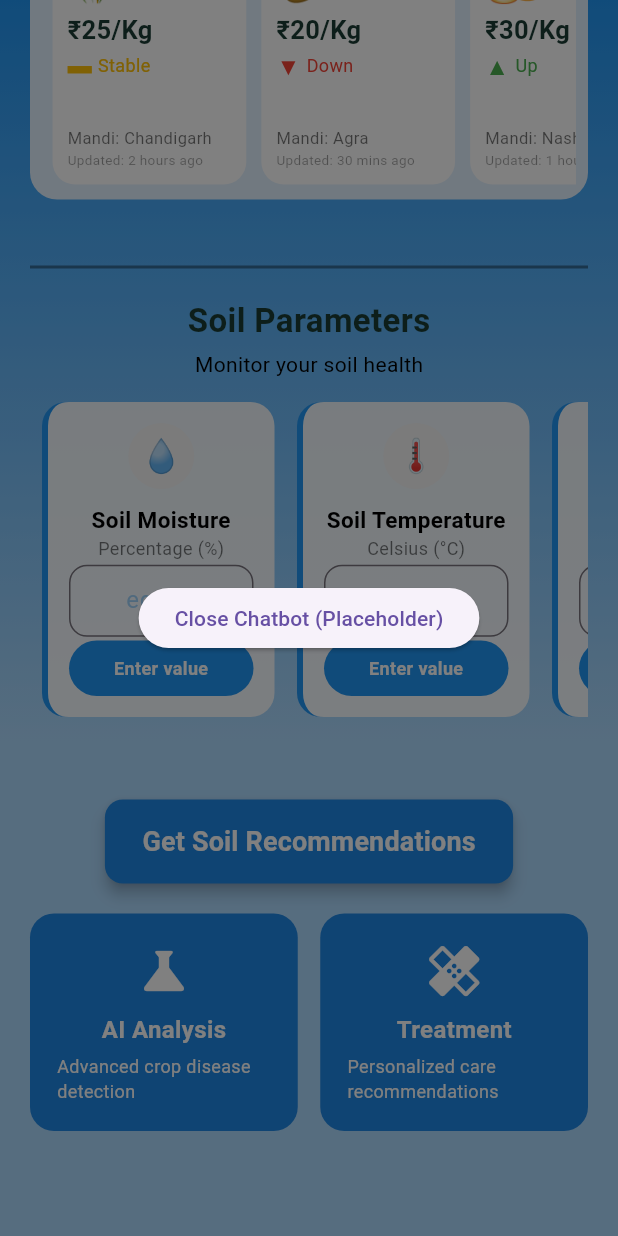
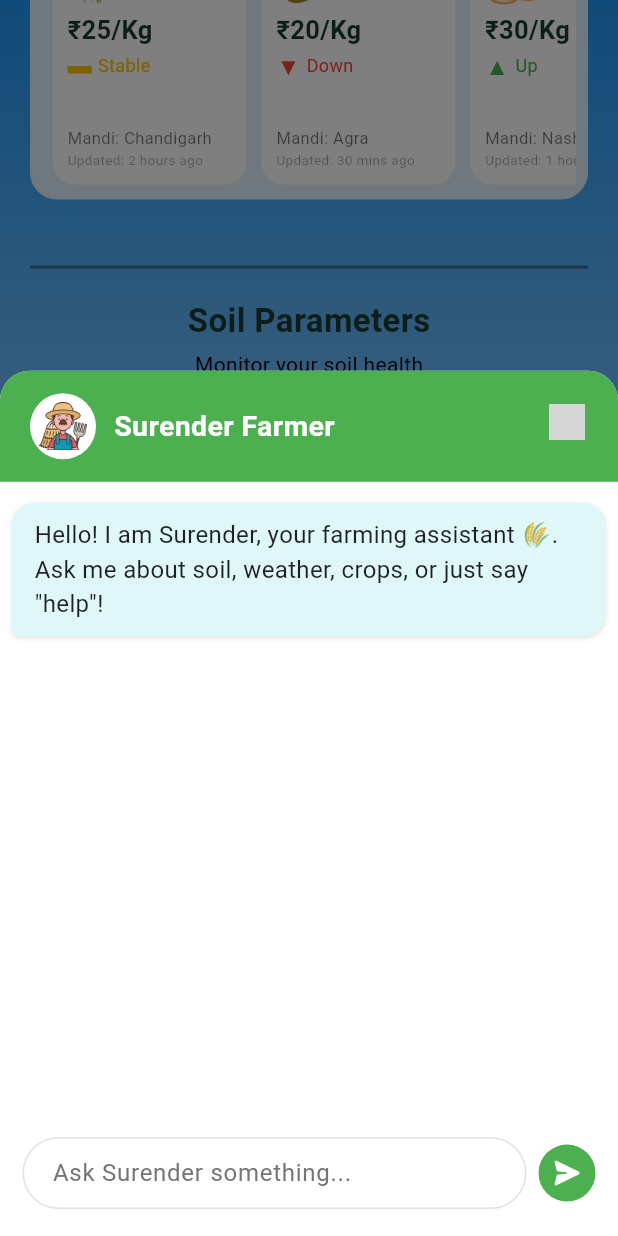
Before and after one commit to pranav14-1/HariVest, a Flutter app: the screen it shows once a user with an empty profile is signed in, scrolled down 223 dp, after a tap on the "chat" icon, on a phone screen of 412 x 824 dp. Run offline on Flutter 3.47's test engine with Material 3 defaults, Android fonts, the phone set to English and light mode, and no system bars; our stand-ins replace firebase_auth, firebase_core, google_generative_ai; accounts and stored records are empty; grey boxes are pictures that could not be loaded.

Commit message:
Add Gemini-powered chatbot to dashboard
Introduced a new ChatBot widget using the google_generative_ai package, providing users with a farming assistant named Surender. Updated dashboard to display the chatbot via a floating action button, replaced placeholder chat overlay, and updated image assets. Added google_generative_ai dependency in pubspec.yaml.

```diff
--- /dev/null
+++ b/lib/models/chat_bot.dart
@@ -0,0 +1,292 @@
+import 'package:flutter/material.dart';
+import 'package:google_generative_ai/google_generative_ai.dart';
+
+class ChatBot extends StatefulWidget {
+  final VoidCallback? onClose;
+  const ChatBot({Key? key, this.onClose}) : super(key: key);
+
+  @override
+  State<ChatBot> createState() => _ChatBot();
+}
+
+class _ChatBot extends State<ChatBot> with SingleTickerProviderStateMixin {
+  final String _geminiApiKey = 'AIzaSyA2Ar6RM4JmRc_cJOT_GqF5laWOtm8j1lU';
+  late GenerativeModel _geminiModel;
+  final List<Map<String, String>> _messages = [
+    {
+      'id': '1',
+      'text': 'Hello! I am Surender, your farming assistant 🌾. Ask me about soil, weather, crops, or just say "help"!',
+      'sender': 'bot'
+    }
+  ];
+  final TextEditingController _inputController = TextEditingController();
+  final ScrollController _scrollController = ScrollController();
+  bool _isTyping = false;
+
+  late AnimationController _modalAnimController;
+  late Animation<double> _fadeAnim;
+  late Animation<Offset> _slideAnim;
+
+  @override
+  void initState() {
+    super.initState();
+    _geminiModel = GenerativeModel(
+      model: 'gemini-1.5-flash-latest',
+      apiKey: _geminiApiKey,
+    );
+
+    _modalAnimController = AnimationController(
+      vsync: this,
+      duration: const Duration(milliseconds: 350),
+    );
+    _fadeAnim = Tween<double>(begin: 0, end: 1).animate(_modalAnimController);
+    _slideAnim = Tween<Offset>(begin: const Offset(0, 1), end: Offset.zero).animate(_modalAnimController);
+
+    _modalAnimController.forward();
+  }
+
+  @override
+  void dispose() {
+    _modalAnimController.dispose();
+    _inputController.dispose();
+    _scrollController.dispose();
+    super.dispose();
+  }
+
+  void _sendMessage() async {
+    final input = _inputController.text.trim();
+    if (input.isEmpty || _isTyping) return;
+    setState(() {
+      _messages.add({
+        'id': DateTime.now().millisecondsSinceEpoch.toString(),
+        'text': input,
+        'sender': 'user'
+      });
+      _isTyping = true;
+      _inputController.clear();
+    });
+    _scrollToBottom();
+
+    try {
+      final response = await _geminiModel.generateContent([
+        Content.text("You are Surender, a friendly Indian farmer and agriculture expert. Help users with farming, soil, weather, crops, and give practical, friendly advice."),
+        Content.text(input)
+      ]);
+      setState(() {
+        _messages.add({
+          'id': DateTime.now().millisecondsSinceEpoch.toString(),
+          'text': response.text ?? "Sorry, I couldn't answer that.",
+          'sender': 'bot'
+        });
+        _isTyping = false;
+      });
+      _scrollToBottom();
+    } catch (e) {
+      setState(() {
+        _messages.add({
+          'id': DateTime.now().millisecondsSinceEpoch.toString(),
+          'text': "Error: ${e.toString()}",
+          'sender': 'bot'
+        });
+        _isTyping = false;
+      });
+      _scrollToBottom();
+    }
+  }
+
+  void _scrollToBottom() {
+    WidgetsBinding.instance.addPostFrameCallback((_) {
+      if (_scrollController.hasClients) {
+        _scrollController.animateTo(
+          _scrollController.position.maxScrollExtent + 100,
+          duration: const Duration(milliseconds: 300),
+          curve: Curves.easeOut,
+        );
+      }
+    });
+  }
+
+  Widget _buildMessage(Map<String, String> msg) {
+    final isUser = msg['sender'] == 'user';
+    return Align(
+      alignment: isUser ? Alignment.centerRight : Alignment.centerLeft,
+      child: Container(
+        margin: const EdgeInsets.symmetric(vertical: 4, horizontal: 8),
+        padding: const EdgeInsets.symmetric(vertical: 10, horizontal: 15),
+        decoration: BoxDecoration(
+          color: isUser ? const Color(0xFFDFF8C6) : const Color(0xFFE0F7FA),
+          borderRadius: BorderRadius.only(
+            topLeft: const Radius.circular(15),
+            topRight: const Radius.circular(15),
+            bottomLeft: Radius.circular(isUser ? 15 : 5),
+            bottomRight: Radius.circular(isUser ? 5 : 15),
+          ),
+          boxShadow: [
+            BoxShadow(
+              color: Colors.black12,
+              blurRadius: 2,
+              offset: Offset(0, 1),
+            ),
+          ],
+        ),
+        child: Text(
+          msg['text'] ?? '',
+          style: TextStyle(fontSize: 16, color: Colors.black87),
+        ),
+      ),
+    );
+  }
+
+  @override
+  Widget build(BuildContext context) {
+    final double height = MediaQuery.of(context).size.height;
+    return FadeTransition(
+      opacity: _fadeAnim,
+      child: SlideTransition(
+        position: _slideAnim,
+        child: Material(
+          color: Colors.black.withOpacity(0.5),
+          child: Align(
+            alignment: Alignment.bottomCenter,
+            child: Container(
+              height: height * 0.7,
+              width: double.infinity,
+              decoration: const BoxDecoration(
+                color: Colors.white,
+                borderRadius: BorderRadius.vertical(top: Radius.circular(20)),
+              ),
+              child: SafeArea(
+                top: false,
+                child: Column(
+                  children: [
+                    // Close button and header
+                    Stack(
+                      children: [
+                        Container(
+                          padding: const EdgeInsets.symmetric(horizontal: 20, vertical: 15),
+                          decoration: const BoxDecoration(
+                            color: Color(0xFF4CAF50),
+                            borderRadius: BorderRadius.vertical(top: Radius.circular(20)),
+                          ),
+                          child: Row(
+                            children: [
+                              CircleAvatar(
+                                radius: 22,
+                                backgroundColor: Colors.white,
+                                child: Image.asset(
+                                  'assets/images/farmer.png',
+                                  width: 32,
+                                  height: 32,
+                                  fit: BoxFit.contain,
+                                ),
+                              ),
+                              const SizedBox(width: 12),
+                              const Text(
+                                "Surender Farmer",
+                                style: TextStyle(
+                                  fontSize: 19,
+                                  fontWeight: FontWeight.bold,
+                                  color: Colors.white,
+                                ),
+                              ),
+                            ],
+                          ),
+                        ),
+                        Positioned(
+                          right: 10,
+                          top: 10,
+                          child: IconButton(
+                            icon: Image.asset(
+                              'assets/images/remove.png',
+                              width: 24,
+                              height: 24,
+                            ),
+                            onPressed: widget.onClose ?? () => Navigator.of(context).pop(),
+                          ),
+                        ),
+                      ],
+                    ),
+                    // Messages
+                    Expanded(
+                      child: ListView.builder(
+                        controller: _scrollController,
+                        itemCount: _messages.length,
+                        padding: const EdgeInsets.only(top: 10, bottom: 10),
+                        itemBuilder: (context, idx) => _buildMessage(_messages[idx]),
+                      ),
+                    ),
+                    if (_isTyping)
+                      Padding(
+                        padding: const EdgeInsets.only(left: 20, bottom: 6),
+                        child: Row(
+                          children: const [
+                            Text(
+                              "Surender is typing...",
+                              style: TextStyle(color: Colors.grey, fontSize: 14),
+                            ),
+                            SizedBox(width: 8),
+                            SizedBox(
+                              width: 16, height: 16,
+                              child: CircularProgressIndicator(strokeWidth: 2, color: Color(0xFF76B947)),
+                            ),
+                          ],
+                        ),
+                      ),
+                    // Input
+                    Padding(
+                      padding: const EdgeInsets.fromLTRB(15, 8, 15, 18),
+                      child: Row(
+                        children: [
+                          Expanded(
+                            child: TextField(
+                              controller: _inputController,
+                              decoration: InputDecoration(
+                                hintText: "Ask Surender something...",
+                                hintStyle: TextStyle(color: Colors.grey[600]),
+                                filled: true,
+                                fillColor: Colors.white,
+                                contentPadding: const EdgeInsets.symmetric(vertical: 10, horizontal: 16),
+                                border: OutlineInputBorder(
+                                  borderRadius: BorderRadius.circular(25),
+                                  borderSide: BorderSide(color: Colors.grey[300]!),
+                                ),
+                                enabledBorder: OutlineInputBorder(
+                                  borderRadius: BorderRadius.circular(25),
+                                  borderSide: BorderSide(color: Colors.grey[300]!),
+                                ),
+                              ),
+                              textInputAction: TextInputAction.send,
+                              onSubmitted: (_) => _sendMessage(),
+                            ),
+                          ),
+                          const SizedBox(width: 8),
+                          Material(
+                            color: const Color(0xFF4CAF50),
+                            shape: const CircleBorder(),
+                            child: InkWell(
+                              borderRadius: BorderRadius.circular(25),
+                              onTap: _sendMessage,
+                              child: Padding(
+                                padding: const EdgeInsets.all(10),
+                                child: Image.asset(
+                                  'assets/images/send.png',
+                                  width: 18,
+                                  height: 18,
+                                  color: Colors.white,
+                                ),
+                              ),
+                            ),
+                          ),
+                        ],
+                      ),
+                    ),
+                  ],
+                ),
+              ),
+            ),
+          ),
+        ),
+      ),
+    );
+  }
+}
--- a/lib/screens/dashboard.dart
+++ b/lib/screens/dashboard.dart
@@ -1,5 +1,6 @@
 import 'dart:async';
 import 'package:flutter/material.dart';
+import 'package:pws/models/chat_bot.dart';
 
 final List<Map<String, dynamic>> mockMarketPrices = [
   {
@@ -83,7 +84,6 @@
 
 class _DashboardState extends State<Dashboard> with TickerProviderStateMixin {
   String? imagePath;
-  bool chatVisible = false;
   String moisture = '';
   String temperature = '';
   String ph = '';
@@ -93,6 +93,7 @@
   String? recommendationError;
   List<Map<String, dynamic>> marketPrices = [];
   bool loadingMarketPrices = false;
+  bool showChatBot = false;
 
   final ScrollController _marketScrollController = ScrollController();
   Timer? _marketScrollTimer;
@@ -721,28 +722,16 @@
                 ],
               ),
             ),
-            // Floating Chatbot Button (placeholder)
-            if (!chatVisible)
+            if (showChatBot)
+              ChatBot(onClose: () => setState(() => showChatBot = false)),
+            if (!showChatBot)
               Positioned(
                 bottom: 20,
                 right: 20,
                 child: FloatingActionButton(
                   backgroundColor: Colors.blueGrey,
-                  onPressed: () => setState(() => chatVisible = true),
+                  onPressed: () => setState(() => showChatBot = true),
                   child: const Icon(Icons.chat, color: Colors.white),
-                ),
-              ),
-            // Chatbot overlay (placeholder)
-            if (chatVisible)
-              Positioned.fill(
-                child: Container(
-                  color: Colors.black.withValues(alpha: 0.5),
-                  child: Center(
-                    child: ElevatedButton(
-                      onPressed: () => setState(() => chatVisible = false),
-                      child: const Text('Close Chatbot (Placeholder)'),
-                    ),
-                  ),
                 ),
               ),
           ],
--- a/pubspec.yaml
+++ b/pubspec.yaml
@@ -33,6 +33,7 @@
   http: ^1.4.0
   firebase_auth:
   firebase_core:
+  google_generative_ai: ^0.4.7
 
   # The following adds the Cupertino Icons font to your application.
   # Use with the CupertinoIcons class for iOS style icons.
```
Also changed, not shown: assets/images/bell_inactive.png, assets/images/farmer.png, assets/images/gallery.png, assets/images/settings_inactive.png, assets/images/treatment.png, assets/images/weather_inactive.png.
